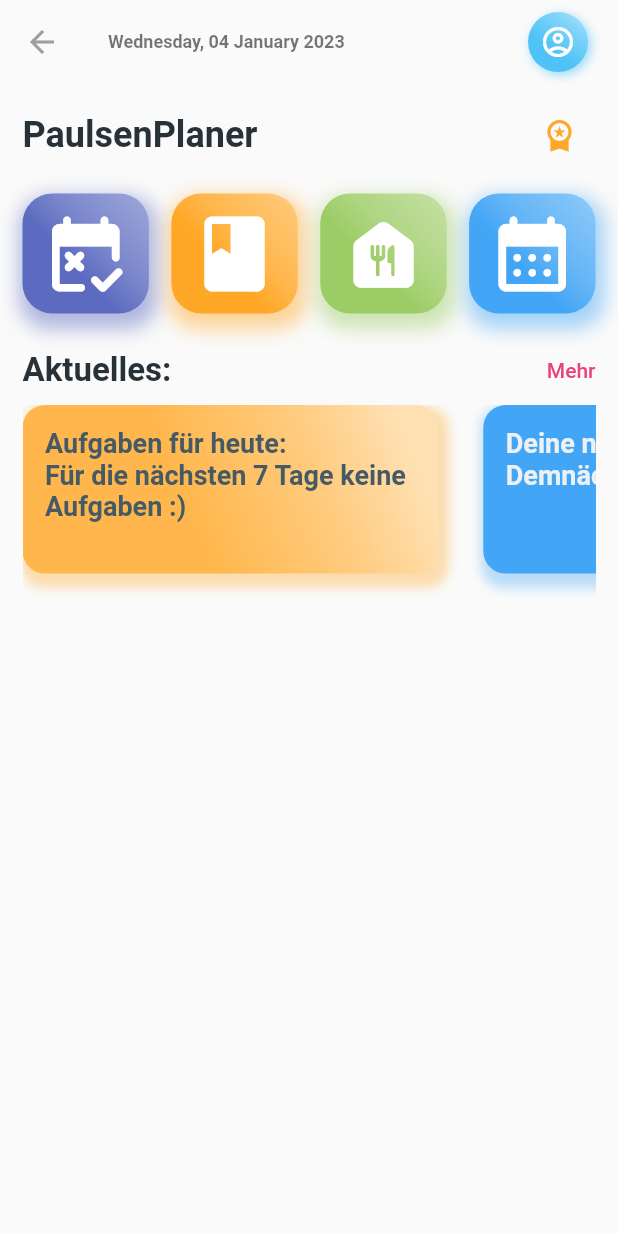
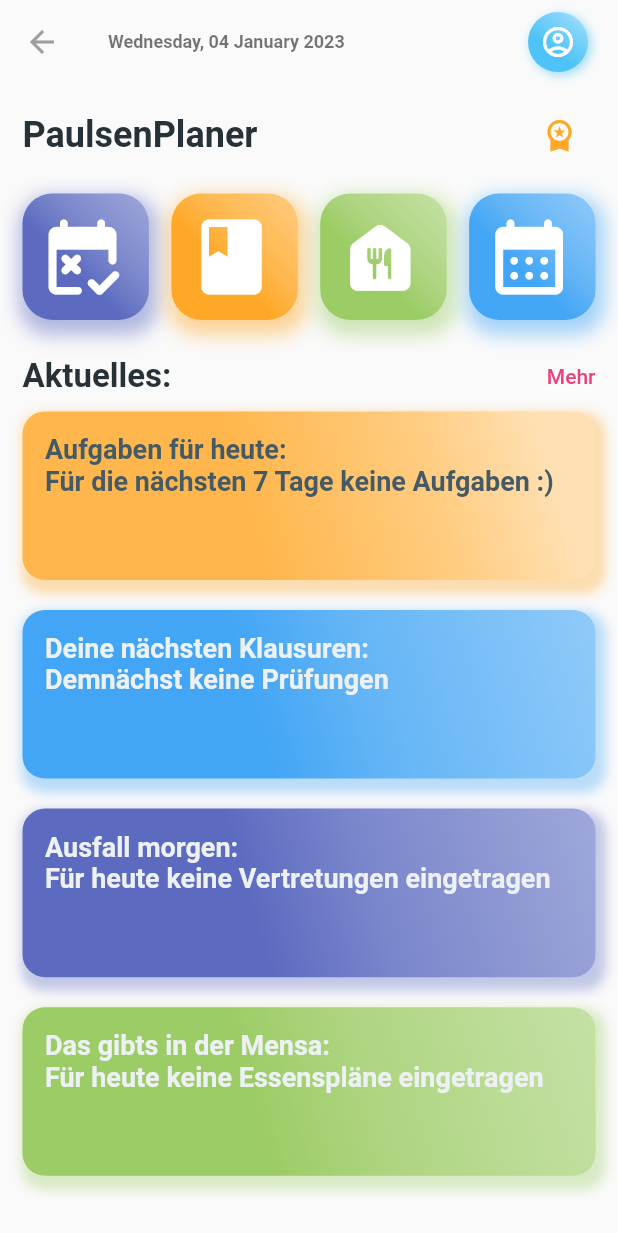
Before and after one commit to AlexInABox/paulsen-checker, a Flutter app: the screen it shows after launch, on a phone screen of 412 x 824 dp. Shown: the top 1233 px of the screen. Run offline on Flutter 3.47's test engine with Material 2 defaults, Android fonts, the phone set to English and light mode, and no system bars; our stand-ins replace flutter_svg, sizer.

Commit message:
flex experimenting

```diff
--- a/lib/pages/home.dart
+++ b/lib/pages/home.dart
@@ -77,6 +77,7 @@ class _HomeScreenState extends State<HomeScreen> {
   @override
   Widget build(BuildContext context) {
     return Scaffold(
+      //backgroundColor: Color.fromRGBO(48, 49, 53, 1),
       appBar: AppBar(
         title: Text(
           getDate(),
@@ -138,7 +139,7 @@ class _HomeScreenState extends State<HomeScreen> {
                 ),
                 buildList(),
                 const SizedBox(
-                  height: 40,
+                  height: 30,
                 ),
               ],
             ),
@@ -211,11 +212,11 @@ class _HomeScreenState extends State<HomeScreen> {
       mainAxisSpacing: 15,
       crossAxisSpacing: 15,
       children: [
-        Hero(
-          tag: "substitutionButton",
-          child: StaggeredGridTile.count(
+        StaggeredGridTile.count(
           crossAxisCellCount: 1,
           mainAxisCellCount: 1,
+          child: Hero(
+            tag: "substitutionButton",
             child: TaskGroupContainer(
               onTap: () {
                 Navigator.pushNamed(context, Routes.substitution);
@@ -227,9 +228,7 @@ class _HomeScreenState extends State<HomeScreen> {
             ),
           ),
         ),
-        Hero(
-          tag: "homeworkButton",
-          child: StaggeredGridTile.count(
+        StaggeredGridTile.count(
           crossAxisCellCount: 1,
           mainAxisCellCount: 1,
           child: TaskGroupContainer(
@@ -243,10 +242,7 @@ class _HomeScreenState extends State<HomeScreen> {
             taskGroup: "Hausaufgaben",
           ),
         ),
-        ),
-        Hero(
-          tag: "mensaButton",
-          child: StaggeredGridTile.count(
+        StaggeredGridTile.count(
           crossAxisCellCount: 1,
           mainAxisCellCount: 1,
           child: TaskGroupContainer(
@@ -259,10 +255,7 @@ class _HomeScreenState extends State<HomeScreen> {
             taskGroup: "Mensa",
           ),
         ),
-        ),
-        Hero(
-          tag: "examsButton",
-          child: StaggeredGridTile.count(
+        StaggeredGridTile.count(
           crossAxisCellCount: 1,
           mainAxisCellCount: 1,
           child: TaskGroupContainer(
@@ -276,15 +269,13 @@ class _HomeScreenState extends State<HomeScreen> {
             taskGroup: "Klausuren",
           ),
         ),
-        ),
       ],
     );
   }
 
   SingleChildScrollView buildList() {
     return SingleChildScrollView(
-      scrollDirection: Axis.horizontal,
-      child: Row(
+      child: Column(
         mainAxisAlignment: MainAxisAlignment.spaceBetween,
         crossAxisAlignment: CrossAxisAlignment.start,
         children: [
@@ -311,7 +302,7 @@ class _HomeScreenState extends State<HomeScreen> {
               //width: 60.w,
               //height: 30.w,
               child: SizedBox(
-                width: 60.w,
+                width: 100.w,
                 height: 20.w,
                 child: Column(
                   mainAxisAlignment: MainAxisAlignment.start,
@@ -337,7 +328,7 @@ class _HomeScreenState extends State<HomeScreen> {
             ),
           ),
           const SizedBox(
-            width: 30,
+            height: 20,
           ),
           InkWell(
             onTap: () {},
@@ -362,7 +353,7 @@ class _HomeScreenState extends State<HomeScreen> {
               //width: 60.w,
               //height: 30.w,
               child: SizedBox(
-                width: 60.w,
+                width: 100.w,
                 height: 20.w,
                 child: Column(
                   mainAxisAlignment: MainAxisAlignment.start,
@@ -388,7 +379,7 @@ class _HomeScreenState extends State<HomeScreen> {
             ),
           ),
           const SizedBox(
-            width: 30,
+            height: 20,
           ),
           InkWell(
             onTap: () {},
@@ -413,7 +404,7 @@ class _HomeScreenState extends State<HomeScreen> {
               //width: 60.w,
               //height: 30.w,
               child: SizedBox(
-                width: 60.w,
+                width: 100.w,
                 height: 20.w,
                 child: Column(
                   mainAxisAlignment: MainAxisAlignment.start,
@@ -439,7 +430,7 @@ class _HomeScreenState extends State<HomeScreen> {
             ),
           ),
           const SizedBox(
-            width: 30,
+            height: 20,
           ),
           InkWell(
             onTap: () {},
@@ -464,7 +455,7 @@ class _HomeScreenState extends State<HomeScreen> {
               //width: 60.w,
               //height: 30.w,
               child: SizedBox(
-                width: 60.w,
+                width: 100.w,
                 height: 20.w,
                 child: Column(
                   mainAxisAlignment: MainAxisAlignment.start,
@@ -490,11 +481,11 @@ class _HomeScreenState extends State<HomeScreen> {
             ),
           ),
           const SizedBox(
-            width: 30,
+            height: 0,
           ),
           //Duplicate the SizedBoxs here
           SizedBox(
-            height: 40.w,
+            height: 0.w,
             child: Column(),
           ),
         ],
--- a/lib/pages/substitution.dart
+++ b/lib/pages/substitution.dart
@@ -31,19 +31,16 @@ class _SubstitutionScreenState extends State<SubstitutionScreen> {
         elevation: 0,
         actions: [
           Padding(
-            padding: const EdgeInsets.symmetric(horizontal: 20),
+            padding: const EdgeInsets.symmetric(horizontal: 10, vertical: 10),
             child: Hero(
               tag: "substitutionButton",
-              child: StaggeredGridTile.count(
-                crossAxisCellCount: 1,
-                mainAxisCellCount: 1,
               child: TaskGroupContainer(
                 onTap: () {},
+                isSmall: true,
                 color: Colors.indigo,
                 icon: Icons.free_cancellation_rounded,
                 taskCount: 0,
                 taskGroup: "Vertretungsplan",
-                ),
               ),
             ),
           ),
--- a/lib/widgets/task_group.dart
+++ b/lib/widgets/task_group.dart
@@ -22,7 +22,8 @@ class TaskGroupContainer extends StatelessWidget {
 
   @override
   Widget build(BuildContext context) {
-    return InkWell(
+    return Material(
+      child: InkWell(
         onTap: onTap,
         child: Container(
           padding: const EdgeInsets.all(10),
@@ -31,15 +32,15 @@ class TaskGroupContainer extends StatelessWidget {
             boxShadow: [
               BoxShadow(
                 color: color.withOpacity(0.4),
-              blurRadius: 10,
-              spreadRadius: 4,
-              offset: const Offset(2, 6),
+                blurRadius: isSmall! ? 5 : 10,
+                spreadRadius: isSmall! ? 1 : 4,
+                offset: isSmall! ? const Offset(2, 4) : const Offset(2, 6),
               )
             ],
             gradient: AppColors.getDarkLinearGradient(color),
             borderRadius: BorderRadius.circular(20),
           ),
-        child: Column(
+          child: Row(
             mainAxisAlignment: MainAxisAlignment.start,
             crossAxisAlignment: CrossAxisAlignment.start,
             children: [
@@ -47,11 +48,30 @@ class TaskGroupContainer extends StatelessWidget {
                 alignment: Alignment.center,
                 child: Icon(
                   icon,
-                size: isSmall! ? 60 : 60,
+                  size: isSmall! ? 16 : 60,
                   color: Colors.white,
                 ),
               ),
+              SizedBox(
+                height: isSmall! ? 200 : 0,
+                width: isSmall! ? 100 : 0,
+                child: isSmall!
+                    ? FittedBox(
+                        fit: BoxFit.scaleDown,
+                        child: Text(
+                          taskGroup,
+                          textAlign: TextAlign.center,
+                          style: const TextStyle(
+                            fontFamily: 'System',
+                            fontSize: 15,
+                            fontWeight: FontWeight.normal,
+                          ),
+                        ),
+                      )
+                    : null,
+              ),
             ],
+          ),
         ),
       ),
     );
```
Lines whose indentation alone changed are shown as unchanged.
